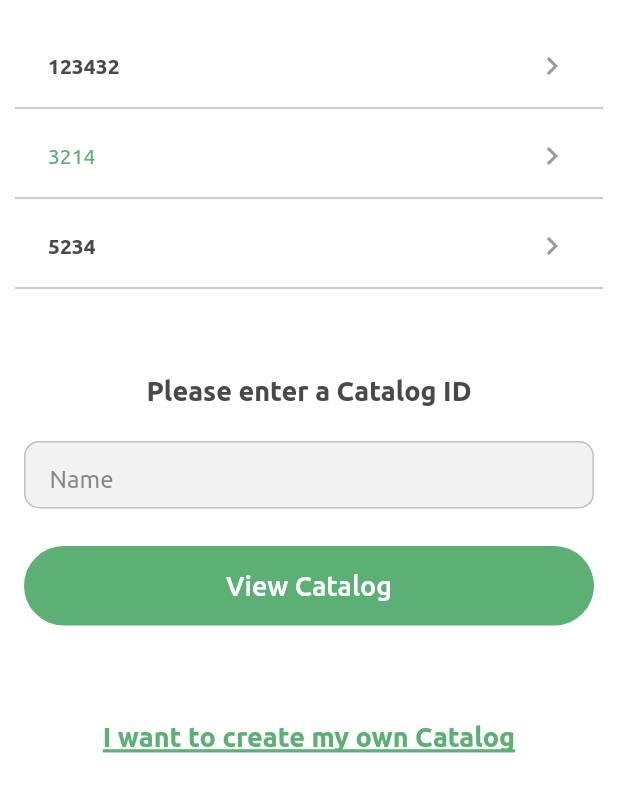
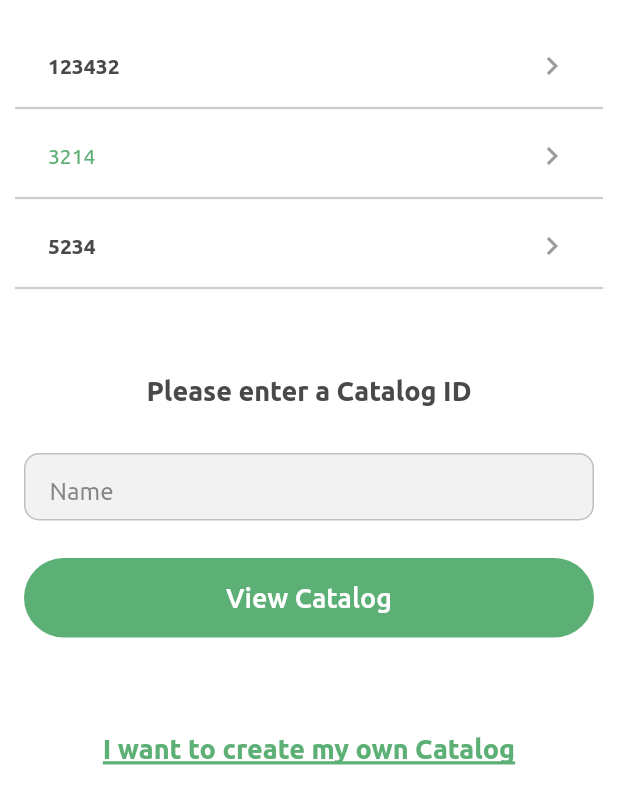
Before and after one commit to WhiteshadowYS/public_foodie_car, a Flutter app: the MainPage screen opened by its route, on a phone screen of 412 x 824 dp. Shown: the top 804 px of the screen. Run offline on Flutter 3.47's test engine with Material 2 defaults, Android fonts, the phone set to English and light mode, and no system bars; our stand-ins replace cached_network_image, data_connection_checker, firebase_messaging, flutter_redux, flutter_screenutil, flutter_secure_storage and 5 more; missing offline and left inert: flutter_redux_navigation, get_version, pedantic, redux_epics; accounts and stored records are empty; generated files the repository leaves out were written again; project files that could hold a hidden picture were left out.

```diff
--- a/lib/services/route_service/route_service.dart
+++ b/lib/services/route_service/route_service.dart
@@ -13,6 +13,10 @@ class RouteService {
   final List<String> _history = [];
 
   String get currentRoute => _history.last;
+
+  bool get canPop {
+    return NavigatorHolder.navigatorKey.currentState.canPop() && _history.length > 1;
+  }
 
   NavigateToAction pop() {
     if (_isDialogDisplayed()) return null;
--- a/lib/ui/layouts/main_layout/main_layout.dart
+++ b/lib/ui/layouts/main_layout/main_layout.dart
@@ -1,4 +1,5 @@
 import 'package:flutter/material.dart';
+import 'package:my_catalog/services/route_service/route_service.dart';
 import 'package:my_catalog/ui/layouts/loader_layout/loader_layout.dart';
 
 class MainLayout extends StatelessWidget {
@@ -19,7 +20,9 @@ class MainLayout extends StatelessWidget {
 
   @override
   Widget build(BuildContext context) {
-    return Scaffold(
+    return WillPopScope(
+      onWillPop: () async => RouteService.instance.canPop,
+      child: Scaffold(
         resizeToAvoidBottomPadding: resizeToAvoidBottomPadding,
         appBar: appBar,
         backgroundColor: bgColor,
@@ -40,6 +43,7 @@ class MainLayout extends StatelessWidget {
             ),
           ),
         ),
+      ),
     );
   }
 }
--- a/lib/ui/pages/main_page/main_page.dart
+++ b/lib/ui/pages/main_page/main_page.dart
@@ -63,6 +63,7 @@ class _MainPageState extends State<MainPage> {
                   style: CustomTheme.textStyles.titleTextStyle(size: 18),
                 ),
               ),
+              const SizedBox(height: 8.0),
               CatalogIdSearchTextField(
                 focusKeyValue: 'MainPageIdTextField',
                 focusService: _focusService,
--- a/lib/ui/pages/main_page/widgets/catalog_id_search.dart
+++ b/lib/ui/pages/main_page/widgets/catalog_id_search.dart
@@ -43,6 +43,7 @@ class _CatalogIdSearchTextFieldState extends State<CatalogIdSearchTextField> {
       alignment: Alignment.topRight,
       children: [
         AnimatedContainer(
+          curve: Curves.bounceOut,
           duration: hasError ? MILLISECONDS_500 : MILLISECONDS_300,
           height: 50.0,
           alignment: hasError ? Alignment.topRight : Alignment.bottomRight,
```
Lines whose indentation alone changed are shown as unchanged.
